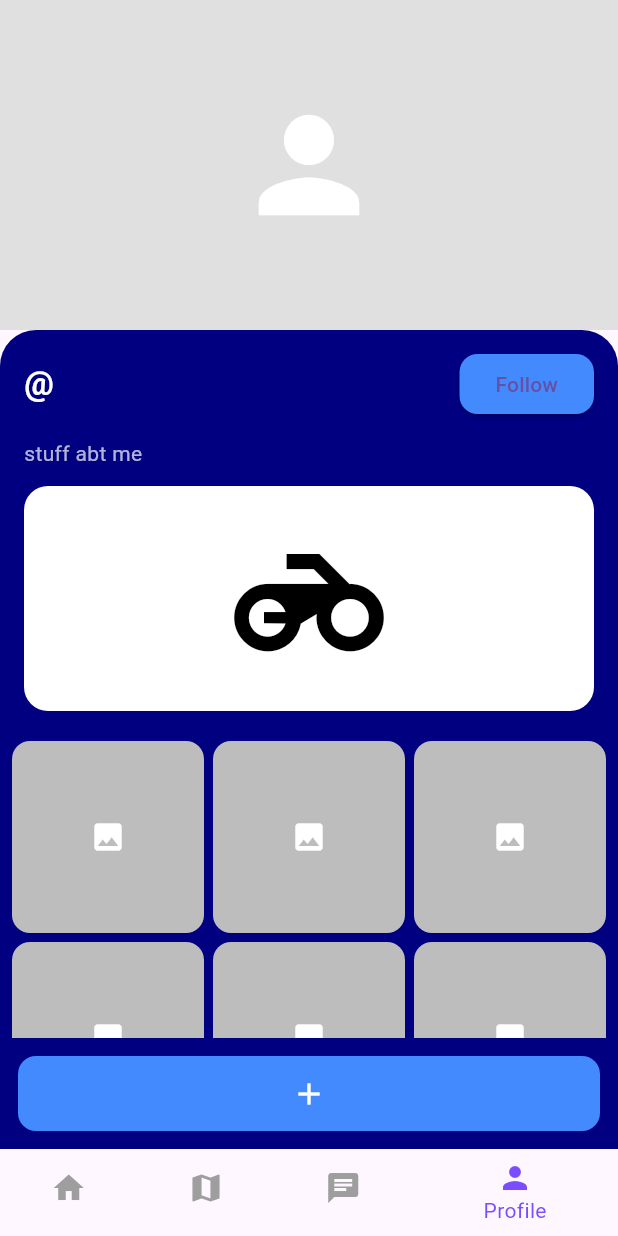
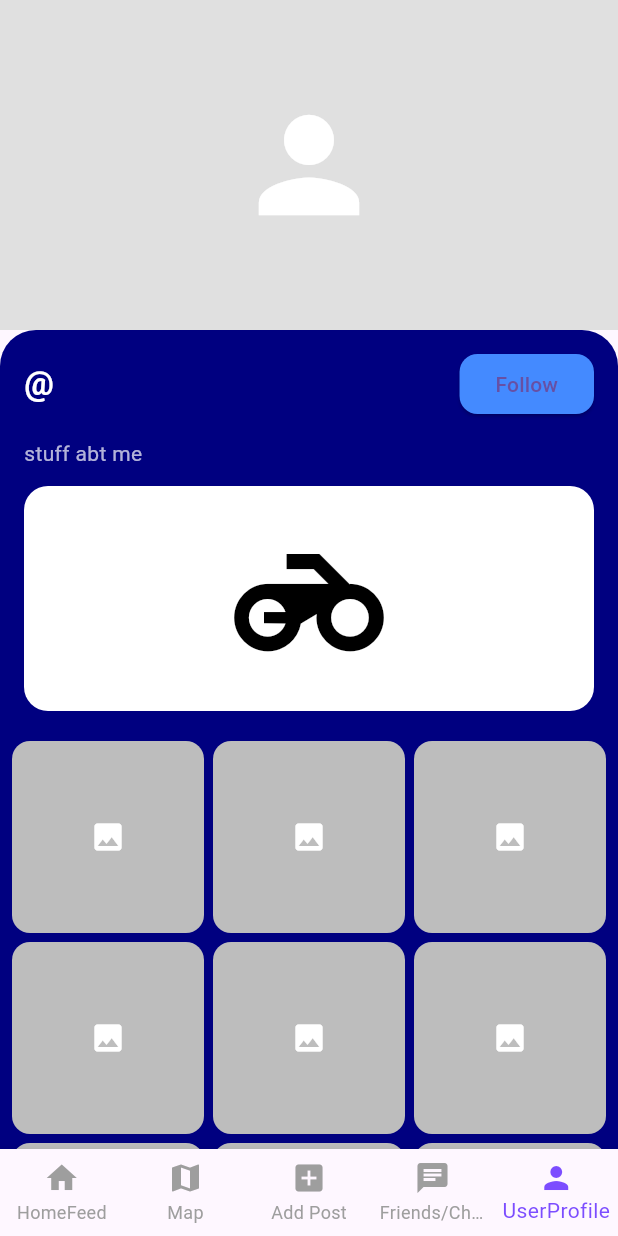
Before and after one commit to Mjmixyu/ride_2_gather, a Flutter app: the HomeFeed screen opened directly with empty values, after a tap on the "person outline" icon, on a phone screen of 412 x 824 dp. Run offline on Flutter 3.47's test engine with Material 3 defaults, Android fonts, the phone set to English and light mode, and no system bars; our stand-ins replace flutter_map, get, google_fonts, image_picker, latlong2, lottie; network calls fail.

Commit message:
rework navbar - added "add post", "friends/chat" - moved user profile to navbar - friends/chats base function - no UI design yet

```diff
--- a/lib/core/homeFeed_routing.dart
+++ b/lib/core/homeFeed_routing.dart
@@ -1,6 +1,9 @@
 import 'package:flutter/material.dart';
+import '../views/add_post_view.dart';
 import '../views/feed_view.dart';
+import '../views/firends_chat_view.dart';
 import '../views/userProfile_view.dart';
+import '../views/map_view.dart';
 
 class HomeFeed extends StatefulWidget {
   final String username;
@@ -13,7 +16,6 @@ class HomeFeed extends StatefulWidget {
 
 class _HomeFeedState extends State<HomeFeed> {
   int _selectedIndex = 0;
-  bool _showUserProfile = false;
 
   late final List<Widget> _pages;
 
@@ -21,61 +23,43 @@ class _HomeFeedState extends State<HomeFeed> {
   void initState() {
     super.initState();
     _pages = [
-      FeedView(onProfileTap: _openUserProfile, username: widget.username),
-      const Center(child: Text("Map Page", style: TextStyle(fontSize: 24))),
-      const Center(child: Text("Chats Page", style: TextStyle(fontSize: 24))),
-      const Center(child: Text("Posts Page", style: TextStyle(fontSize: 24))), // legacy
+      FeedView(onProfileTap: _onProfileNav, username: widget.username),
+      MapView(),
+      AddPostView(),
+      FriendsChatView(),
+      UserProfilePage(username: widget.username),
     ];
   }
 
-  //this function calls the openUser and highlights the tab in the bottom nav bar
-  void _openUserProfile() {
+  void _onProfileNav() {
     setState(() {
-      _showUserProfile = true;
-      _selectedIndex = 3;
+      _selectedIndex = 4; // Profile tab index
     });
   }
 
-  //this function lets the user return to the home feed once in th user profile
   void _onItemTapped(int index) {
     setState(() {
-      if (_showUserProfile && index == 0) {
-        _showUserProfile = false;
-        _selectedIndex = 0;
-        return;
-      }
-
       _selectedIndex = index;
     });
   }
 
-  //this function changes the bottom navbar tab "posts" to "profile" when the user is on his profile
   @override
   Widget build(BuildContext context) {
-    final items = _showUserProfile
-        ? [
-      const BottomNavigationBarItem(icon: Icon(Icons.home), label: "Feed"),
-      const BottomNavigationBarItem(icon: Icon(Icons.map), label: "Map"),
-      const BottomNavigationBarItem(icon: Icon(Icons.chat), label: "Chats"),
-      const BottomNavigationBarItem(icon: Icon(Icons.person), label: "Profile"),
-    ]
-        : [
-      const BottomNavigationBarItem(icon: Icon(Icons.home), label: "Home"),
-      const BottomNavigationBarItem(icon: Icon(Icons.map), label: "Map"),
-      const BottomNavigationBarItem(icon: Icon(Icons.chat), label: "Chats"),
-      const BottomNavigationBarItem(icon: Icon(Icons.add_a_photo), label: "Post"),
-    ];
-
     return Scaffold(
-      body: _showUserProfile
-          ? UserProfilePage(username: widget.username)
-          : _pages[_selectedIndex],
+      body: _pages[_selectedIndex],
       bottomNavigationBar: BottomNavigationBar(
         currentIndex: _selectedIndex,
         onTap: _onItemTapped,
         selectedItemColor: Colors.deepPurpleAccent,
         unselectedItemColor: Colors.grey,
-        items: items,
+        type: BottomNavigationBarType.fixed,
+        items: const [
+          BottomNavigationBarItem(icon: Icon(Icons.home), label: "HomeFeed"),
+          BottomNavigationBarItem(icon: Icon(Icons.map), label: "Map"),
+          BottomNavigationBarItem(icon: Icon(Icons.add_box), label: "Add Post"),
+          BottomNavigationBarItem(icon: Icon(Icons.chat), label: "Friends/Chat"),
+          BottomNavigationBarItem(icon: Icon(Icons.person), label: "UserProfile"),
+        ],
       ),
     );
   }
--- a/lib/views/userProfile_view.dart
+++ b/lib/views/userProfile_view.dart
@@ -6,14 +6,14 @@ class UserProfilePage extends StatelessWidget {
 
   UserProfilePage({super.key, required this.username, this.bio = "stuff abt me"});
 
-  //example posts list
+  // Example posts list
   final List<String> posts = List.generate(12, (i) => "post_$i");
 
   @override
   Widget build(BuildContext context) {
     return Column(
       children: [
-        //profile picture
+        // Profile picture
         Container(
           height: 220,
           width: double.infinity,
@@ -21,7 +21,7 @@ class UserProfilePage extends StatelessWidget {
           child: const Icon(Icons.person, size: 100, color: Colors.white),
         ),
 
-        //blue section
+        // Blue section
         Expanded(
           child: Container(
             width: double.infinity,
@@ -35,7 +35,7 @@ class UserProfilePage extends StatelessWidget {
             child: Column(
               crossAxisAlignment: CrossAxisAlignment.start,
               children: [
-                //username + follow button
+                // Username + follow button
                 Padding(
                   padding: const EdgeInsets.symmetric(horizontal: 16, vertical: 12),
                   child: Row(
@@ -60,7 +60,7 @@ class UserProfilePage extends StatelessWidget {
                   ),
                 ),
 
-                //bio
+                // Bio
                 Padding(
                   padding: const EdgeInsets.symmetric(horizontal: 16),
                   child: Text(
@@ -71,7 +71,7 @@ class UserProfilePage extends StatelessWidget {
 
                 const SizedBox(height: 12),
 
-                //bike placeholder
+                // Bike placeholder
                 Center(
                   child: Container(
                     margin: const EdgeInsets.symmetric(horizontal: 16),
@@ -87,10 +87,7 @@ class UserProfilePage extends StatelessWidget {
 
                 const SizedBox(height: 12),
 
-                //posts grid + add button
-                Expanded(
-                  child: Column(
-                    children: [
+                // Posts grid
                 Expanded(
                   child: GridView.builder(
                     padding: const EdgeInsets.all(8),
@@ -111,27 +108,6 @@ class UserProfilePage extends StatelessWidget {
                     },
                   ),
                 ),
-                      Padding(
-                        padding: const EdgeInsets.all(12.0),
-                        child: GestureDetector(
-                          onTap: () {
-                            //add post logic (after signup fix)
-                          },
-                          child: Container(
-                            height: 50,
-                            decoration: BoxDecoration(
-                              color: Colors.blueAccent,
-                              borderRadius: BorderRadius.circular(12),
-                            ),
-                            child: const Center(
-                              child: Icon(Icons.add, color: Colors.white),
-                            ),
-                          ),
-                        ),
-                      ),
-                    ],
-                  ),
-                )
               ],
             ),
           ),
--- a/pubspec.yaml
+++ b/pubspec.yaml
@@ -23,6 +23,7 @@ dependencies:
   flutter_map: ^7.0.0
   latlong2: ^0.9.0
   url_launcher: ^6.3.0
+  image_picker: ^1.2.0
 
 dev_dependencies:
   flutter_test:
```
Also changed, not shown: lib/views/add_post_view.dart (added, +126 -0 lines), lib/views/firends_chat_view.dart (added, +320 -0 lines), pubspec.lock. Lines whose indentation alone changed are shown as unchanged.
